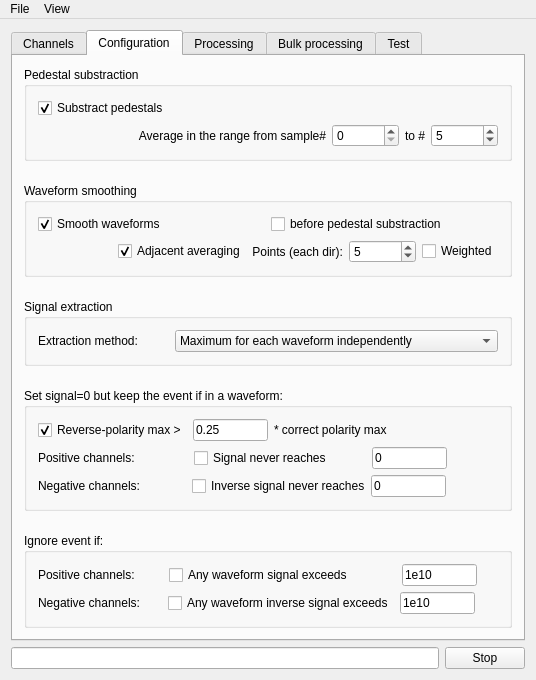
The window that GUI/mainwindow.ui (andrmor/TRB3reader) describes before a commit, drawn with Qt 5.
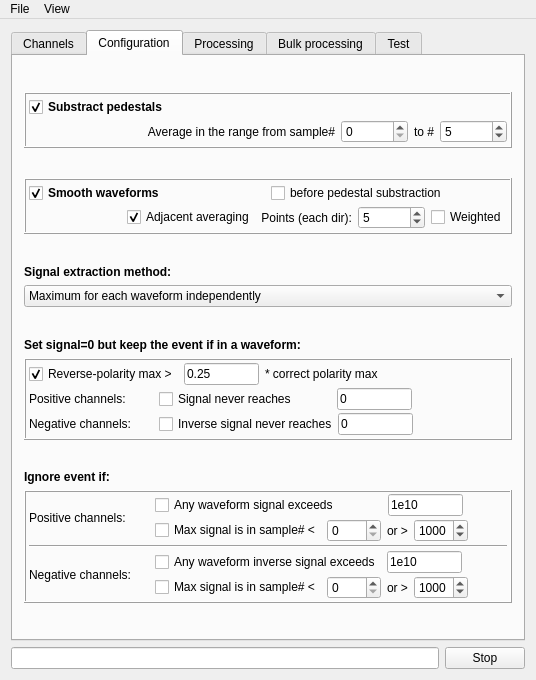
The same window after the commit. The open tabs and pages were chosen to show the change.

The edit to the form file:
```diff
--- a/GUI/mainwindow.ui
+++ b/GUI/mainwindow.ui
@@ -385,9 +385,22 @@
        <attribute name="title">
         <string>Configuration</string>
        </attribute>
-       <layout class="QVBoxLayout" name="verticalLayout_16">
+       <layout class="QVBoxLayout" name="verticalLayout_18">
         <item>
-         <widget class="QGroupBox" name="gbPedestals">
+         <spacer name="verticalSpacer_21">
+          <property name="orientation">
+           <enum>Qt::Vertical</enum>
+          </property>
+          <property name="sizeHint" stdset="0">
+           <size>
+            <width>20</width>
+            <height>40</height>
+           </size>
+          </property>
+         </spacer>
+        </item>
+        <item>
+         <widget class="QFrame" name="gbPedestals">
           <property name="sizePolicy">
            <sizepolicy hsizetype="Preferred" vsizetype="Preferred">
             <horstretch>0</horstretch>
@@ -400,12 +413,36 @@
             <height>16777215</height>
            </size>
           </property>
-          <property name="title">
-           <string>Pedestal substraction</string>
+          <property name="frameShape">
+           <enum>QFrame::Box</enum>
+          </property>
+          <property name="frameShadow">
+           <enum>QFrame::Raised</enum>
           </property>
           <layout class="QVBoxLayout" name="verticalLayout_14">
+           <property name="spacing">
+            <number>3</number>
+           </property>
+           <property name="leftMargin">
+            <number>3</number>
+           </property>
+           <property name="topMargin">
+            <number>3</number>
+           </property>
+           <property name="rightMargin">
+            <number>3</number>
+           </property>
+           <property name="bottomMargin">
+            <number>3</number>
+           </property>
            <item>
             <widget class="QCheckBox" name="cbSubstractPedestal">
+             <property name="font">
+              <font>
+               <weight>75</weight>
+               <bold>true</bold>
+              </font>
+             </property>
              <property name="text">
               <string>Substract pedestals</string>
              </property>
@@ -511,11 +548,29 @@
          </spacer>
         </item>
         <item>
-         <widget class="QGroupBox" name="gbSmoothing">
-          <property name="title">
-           <string>Waveform smoothing</string>
+         <widget class="QFrame" name="gbSmoothing">
+          <property name="frameShape">
+           <enum>QFrame::Box</enum>
+          </property>
+          <property name="frameShadow">
+           <enum>QFrame::Raised</enum>
           </property>
           <layout class="QVBoxLayout" name="verticalLayout_8">
+           <property name="spacing">
+            <number>3</number>
+           </property>
+           <property name="leftMargin">
+            <number>3</number>
+           </property>
+           <property name="topMargin">
+            <number>3</number>
+           </property>
+           <property name="rightMargin">
+            <number>3</number>
+           </property>
+           <property name="bottomMargin">
+            <number>3</number>
+           </property>
            <item>
             <layout class="QHBoxLayout" name="horizontalLayout_24">
              <property name="topMargin">
@@ -523,6 +578,12 @@
              </property>
              <item>
               <widget class="QCheckBox" name="cbSmoothWaveforms">
+               <property name="font">
+                <font>
+                 <weight>75</weight>
+                 <bold>true</bold>
+                </font>
+               </property>
                <property name="text">
                 <string>Smooth waveforms</string>
                </property>
@@ -653,15 +714,15 @@
          </spacer>
         </item>
         <item>
-         <widget class="QGroupBox" name="groupBox_2">
-          <property name="title">
-           <string>Signal extraction</string>
-          </property>
-          <layout class="QHBoxLayout" name="horizontalLayout_28">
-           <item>
             <widget class="QLabel" name="label_26">
+          <property name="font">
+           <font>
+            <weight>75</weight>
+            <bold>true</bold>
+           </font>
+          </property>
              <property name="text">
-              <string>Extraction method:</string>
+           <string>Signal extraction method:</string>
              </property>
             </widget>
            </item>
@@ -682,9 +743,6 @@
              </item>
             </widget>
            </item>
-          </layout>
-         </widget>
-        </item>
         <item>
          <spacer name="verticalSpacer_12">
           <property name="orientation">
@@ -699,11 +757,42 @@
          </spacer>
         </item>
         <item>
-         <widget class="QGroupBox" name="gbSignalRejection">
-          <property name="title">
+         <widget class="QLabel" name="label_31">
+          <property name="font">
+           <font>
+            <weight>75</weight>
+            <bold>true</bold>
+           </font>
+          </property>
+          <property name="text">
            <string>Set signal=0 but keep the event if in a waveform:</string>
           </property>
+         </widget>
+        </item>
+        <item>
+         <widget class="QFrame" name="gbSignalRejection">
+          <property name="frameShape">
+           <enum>QFrame::Box</enum>
+          </property>
+          <property name="frameShadow">
+           <enum>QFrame::Raised</enum>
+          </property>
           <layout class="QVBoxLayout" name="verticalLayout_7">
+           <property name="spacing">
+            <number>3</number>
+           </property>
+           <property name="leftMargin">
+            <number>3</number>
+           </property>
+           <property name="topMargin">
+            <number>3</number>
+           </property>
+           <property name="rightMargin">
+            <number>3</number>
+           </property>
+           <property name="bottomMargin">
+            <number>3</number>
+           </property>
            <item>
             <layout class="QHBoxLayout" name="horizontalLayout_21">
              <item>
@@ -770,24 +859,17 @@
              </property>
              <item>
               <widget class="QLabel" name="label_24">
+               <property name="minimumSize">
+                <size>
+                 <width>130</width>
+                 <height>0</height>
+                </size>
+               </property>
                <property name="text">
                 <string>Positive channels:  </string>
                </property>
               </widget>
              </item>
-             <item>
-              <spacer name="horizontalSpacer_27">
-               <property name="orientation">
-                <enum>Qt::Horizontal</enum>
-               </property>
-               <property name="sizeHint" stdset="0">
-                <size>
-                 <width>40</width>
-                 <height>20</height>
-                </size>
-               </property>
-              </spacer>
-             </item>
              <item>
               <widget class="QCheckBox" name="cbPosThreshold">
                <property name="sizePolicy">
@@ -848,24 +930,17 @@
              </property>
              <item>
               <widget class="QLabel" name="label_25">
+               <property name="minimumSize">
+                <size>
+                 <width>130</width>
+                 <height>0</height>
+                </size>
+               </property>
                <property name="text">
                 <string>Negative channels:</string>
                </property>
               </widget>
              </item>
-             <item>
-              <spacer name="horizontalSpacer_28">
-               <property name="orientation">
-                <enum>Qt::Horizontal</enum>
-               </property>
-               <property name="sizeHint" stdset="0">
-                <size>
-                 <width>40</width>
-                 <height>20</height>
-                </size>
-               </property>
-              </spacer>
-             </item>
              <item>
               <widget class="QCheckBox" name="cbNegThreshold">
                <property name="sizePolicy">
@@ -936,33 +1011,64 @@
          </spacer>
         </item>
         <item>
-         <widget class="QGroupBox" name="groupBox">
-          <property name="title">
+         <widget class="QLabel" name="label_32">
+          <property name="font">
+           <font>
+            <weight>75</weight>
+            <bold>true</bold>
+           </font>
+          </property>
+          <property name="text">
            <string>Ignore event if:</string>
           </property>
+         </widget>
+        </item>
+        <item>
+         <widget class="QFrame" name="frame">
+          <property name="frameShape">
+           <enum>QFrame::Box</enum>
+          </property>
+          <property name="frameShadow">
+           <enum>QFrame::Raised</enum>
+          </property>
+          <layout class="QVBoxLayout" name="verticalLayout_17">
+           <property name="spacing">
+            <number>3</number>
+           </property>
+           <property name="leftMargin">
+            <number>3</number>
+           </property>
+           <property name="topMargin">
+            <number>2</number>
+           </property>
+           <property name="rightMargin">
+            <number>3</number>
+           </property>
+           <property name="bottomMargin">
+            <number>2</number>
+           </property>
+           <item>
+            <layout class="QHBoxLayout" name="horizontalLayout_31">
+             <item>
+              <widget class="QLabel" name="label_28">
+               <property name="minimumSize">
+                <size>
+                 <width>120</width>
+                 <height>0</height>
+                </size>
+               </property>
+               <property name="text">
+                <string>Positive channels:  </string>
+               </property>
+              </widget>
+             </item>
+             <item>
           <layout class="QVBoxLayout" name="verticalLayout_15">
+               <property name="spacing">
+                <number>3</number>
+               </property>
            <item>
             <layout class="QHBoxLayout" name="horizontalLayout_11">
-             <item>
-              <widget class="QLabel" name="label_28">
-               <property name="text">
-                <string>Positive channels:  </string>
-               </property>
-              </widget>
-             </item>
-             <item>
-              <spacer name="horizontalSpacer_31">
-               <property name="orientation">
-                <enum>Qt::Horizontal</enum>
-               </property>
-               <property name="sizeHint" stdset="0">
-                <size>
-                 <width>40</width>
-                 <height>20</height>
-                </size>
-               </property>
-              </spacer>
-             </item>
              <item>
               <widget class="QCheckBox" name="cbIgnorePosThreshold">
                <property name="text">
@@ -990,6 +1096,60 @@
               </widget>
              </item>
              <item>
+                  <spacer name="horizontalSpacer_31">
+                   <property name="orientation">
+                    <enum>Qt::Horizontal</enum>
+                   </property>
+                   <property name="sizeHint" stdset="0">
+                    <size>
+                     <width>40</width>
+                     <height>20</height>
+                    </size>
+                   </property>
+                  </spacer>
+                 </item>
+                </layout>
+               </item>
+               <item>
+                <layout class="QHBoxLayout" name="horizontalLayout_30">
+                 <item>
+                  <widget class="QCheckBox" name="cbPosMaxSignalGate">
+                   <property name="text">
+                    <string>Max signal is in sample# &lt;</string>
+                   </property>
+                  </widget>
+                 </item>
+                 <item>
+                  <widget class="QSpinBox" name="sbPosMaxFrom">
+                   <property name="minimumSize">
+                    <size>
+                     <width>0</width>
+                     <height>0</height>
+                    </size>
+                   </property>
+                   <property name="maximum">
+                    <number>9999</number>
+                   </property>
+                  </widget>
+                 </item>
+                 <item>
+                  <widget class="QLabel" name="label_27">
+                   <property name="text">
+                    <string>or &gt;</string>
+                   </property>
+                  </widget>
+                 </item>
+                 <item>
+                  <widget class="QSpinBox" name="sbPosMaxTo">
+                   <property name="maximum">
+                    <number>9999</number>
+                   </property>
+                   <property name="value">
+                    <number>1000</number>
+                   </property>
+                  </widget>
+                 </item>
+                 <item>
               <spacer name="horizontalSpacer_32">
                <property name="orientation">
                 <enum>Qt::Horizontal</enum>
@@ -1004,28 +1164,39 @@
              </item>
             </layout>
            </item>
+              </layout>
+             </item>
+            </layout>
+           </item>
            <item>
-            <layout class="QHBoxLayout" name="horizontalLayout_14">
+            <widget class="Line" name="line_2">
+             <property name="orientation">
+              <enum>Qt::Horizontal</enum>
+             </property>
+            </widget>
+           </item>
+           <item>
+            <layout class="QHBoxLayout" name="horizontalLayout_33">
              <item>
               <widget class="QLabel" name="label_29">
+               <property name="minimumSize">
+                <size>
+                 <width>120</width>
+                 <height>0</height>
+                </size>
+               </property>
                <property name="text">
                 <string>Negative channels:</string>
                </property>
               </widget>
              </item>
              <item>
-              <spacer name="horizontalSpacer_33">
-               <property name="orientation">
-                <enum>Qt::Horizontal</enum>
+              <layout class="QVBoxLayout" name="verticalLayout_16">
+               <property name="spacing">
+                <number>3</number>
                </property>
-               <property name="sizeHint" stdset="0">
-                <size>
-                 <width>40</width>
-                 <height>20</height>
-                </size>
-               </property>
-              </spacer>
-             </item>
+               <item>
+                <layout class="QHBoxLayout" name="horizontalLayout_14">
              <item>
               <widget class="QCheckBox" name="cbIgnoreNegThreshold">
                <property name="text">
@@ -1053,6 +1224,54 @@
               </widget>
              </item>
              <item>
+                  <spacer name="horizontalSpacer_33">
+                   <property name="orientation">
+                    <enum>Qt::Horizontal</enum>
+                   </property>
+                   <property name="sizeHint" stdset="0">
+                    <size>
+                     <width>40</width>
+                     <height>20</height>
+                    </size>
+                   </property>
+                  </spacer>
+                 </item>
+                </layout>
+               </item>
+               <item>
+                <layout class="QHBoxLayout" name="horizontalLayout_32">
+                 <item>
+                  <widget class="QCheckBox" name="cbNegMaxSignalGate">
+                   <property name="text">
+                    <string>Max signal is in sample# &lt;</string>
+                   </property>
+                  </widget>
+                 </item>
+                 <item>
+                  <widget class="QSpinBox" name="sbNegMaxFrom">
+                   <property name="maximum">
+                    <number>9999</number>
+                   </property>
+                  </widget>
+                 </item>
+                 <item>
+                  <widget class="QLabel" name="label_30">
+                   <property name="text">
+                    <string>or &gt;</string>
+                   </property>
+                  </widget>
+                 </item>
+                 <item>
+                  <widget class="QSpinBox" name="sbNegMaxTo">
+                   <property name="maximum">
+                    <number>9999</number>
+                   </property>
+                   <property name="value">
+                    <number>1000</number>
+                   </property>
+                  </widget>
+                 </item>
+                 <item>
               <spacer name="horizontalSpacer_34">
                <property name="orientation">
                 <enum>Qt::Horizontal</enum>
@@ -1068,8 +1287,25 @@
             </layout>
            </item>
           </layout>
+             </item>
+            </layout>
+           </item>
+          </layout>
          </widget>
         </item>
+        <item>
+         <spacer name="verticalSpacer_20">
+          <property name="orientation">
+           <enum>Qt::Vertical</enum>
+          </property>
+          <property name="sizeHint" stdset="0">
+           <size>
+            <width>20</width>
+            <height>40</height>
+           </size>
+          </property>
+         </spacer>
+        </item>
        </layout>
        <zorder>gbSmoothing</zorder>
        <zorder>gbSignalRejection</zorder>
```
Left out of the diff: 163 changed lines with no effect on the pictures. Lines whose indentation alone changed are shown as unchanged.
